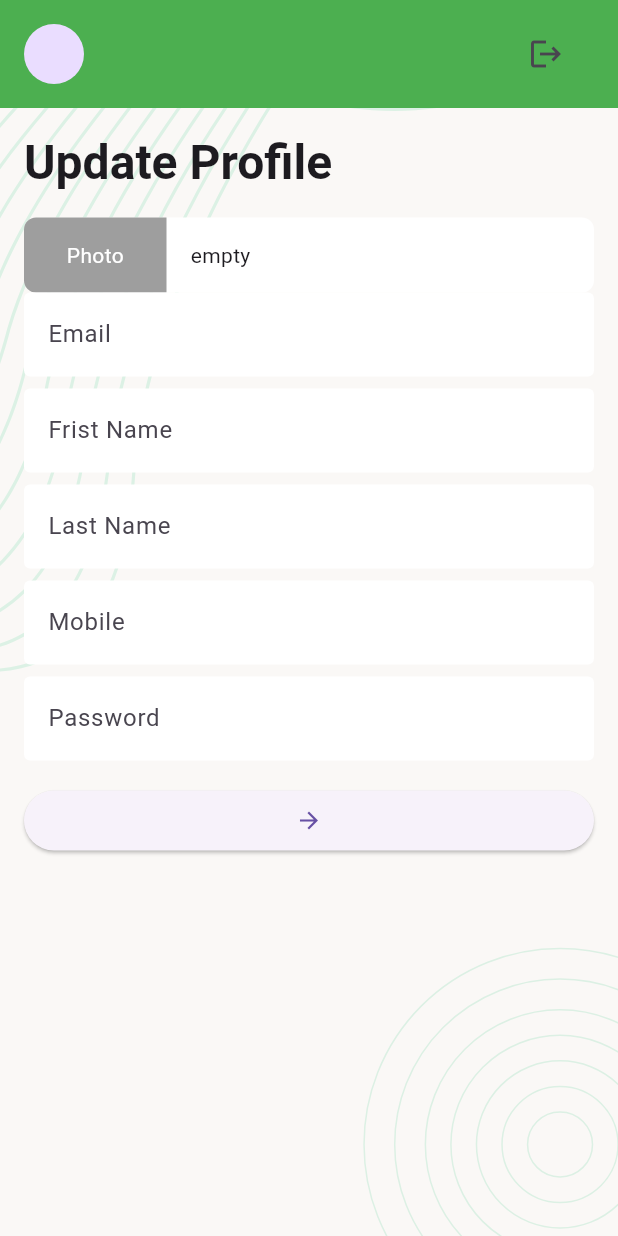
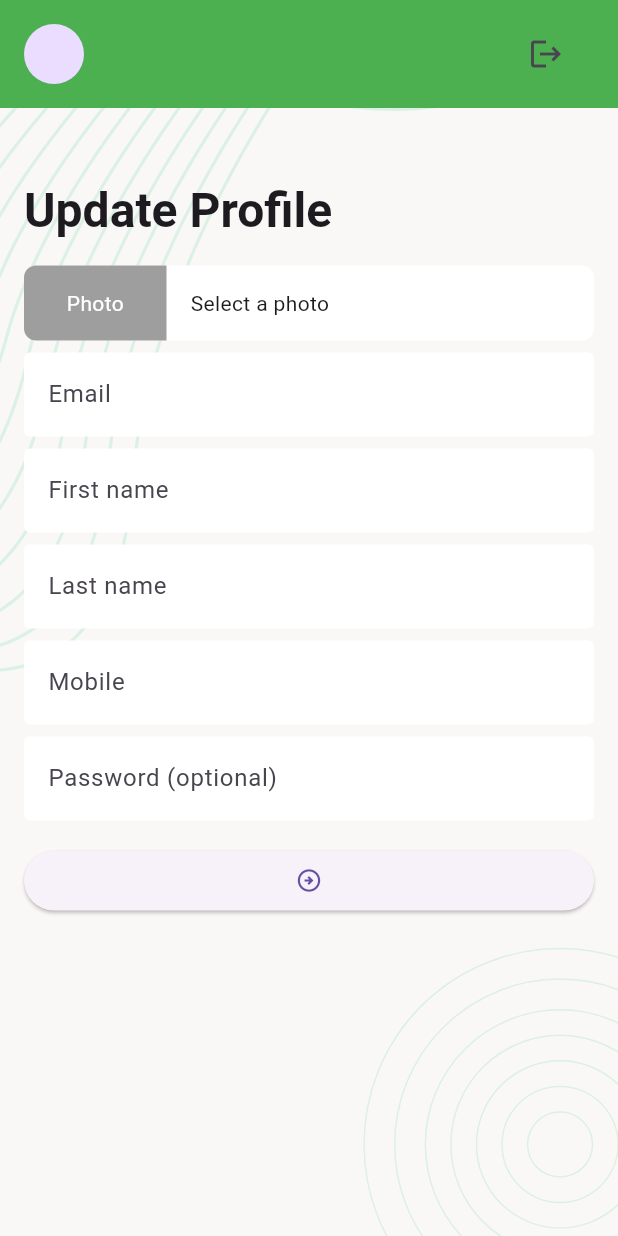
Before and after one commit to humayunbee/task_manager_complete, a Flutter app: the EditProfileScreen screen opened directly, on a phone screen of 412 x 824 dp. Run offline on Flutter 3.47's test engine with Material 3 defaults, Android fonts, the phone set to English and light mode, and no system bars; our stand-ins replace flutter_svg, image_picker, pin_code_fields, shared_preferences; accounts and stored records are empty.

Commit message:
Merge remote-tracking branch 'origin/master'
# Conflicts:
#	lib/ui/screens/cancle_task_screen.dart
#	lib/ui/screens/complete_task_screen.dart
#	lib/ui/screens/new_task_screen.dart
#	lib/ui/screens/progess_task_screen.dart

```diff
--- a/lib/ui/screens/edit_profile_screen.dart
+++ b/lib/ui/screens/edit_profile_screen.dart
@@ -1,6 +1,15 @@
+import 'dart:convert';
+
 import 'package:flutter/material.dart';
+import 'package:image_picker/image_picker.dart';
 import 'package:task_manager/ui/widgets/ProfileSummeryCard.dart';
-import 'package:task_manager/ui/widgets/bodybackground.dart';
+import 'package:task_manager/ui/widgets/snack_message.dart';
+import '../../controller/auth_controller.dart';
+import '../../data/model/usermodel.dart';
+import '../../data/network_caller.dart';
+import '../../data/network_response.dart';
+import '../../utility/urls.dart';
+import '../widgets/bodybackground.dart';
 
 class EditProfileScreen extends StatefulWidget {
   const EditProfileScreen({super.key});
@@ -10,8 +19,28 @@ class EditProfileScreen extends StatefulWidget {
 }
 
 class _EditProfileScreenState extends State<EditProfileScreen> {
+  final TextEditingController _emailTEController = TextEditingController();
+  final TextEditingController _firstNameTEController = TextEditingController();
+  final TextEditingController _lastNameTEController = TextEditingController();
+  final TextEditingController _mobileTEController = TextEditingController();
+  final TextEditingController _passwordTEController = TextEditingController();
+
+  bool _updateProfileInProgress = false;
+
+  XFile? photo;
+
+  @override
+  void initState() {
+    super.initState();
+    _emailTEController.text = AuthController.user?.email ?? '';
+    _firstNameTEController.text = AuthController.user?.firstName ?? '';
+    _lastNameTEController.text = AuthController.user?.lastName ?? '';
+    _mobileTEController.text = AuthController.user?.mobile ?? '';
+  }
+
   @override
   Widget build(BuildContext context) {
+    // TODO: Add form validation
     return Scaffold(
       body: SafeArea(
         child: Column(
@@ -27,71 +56,157 @@ class _EditProfileScreenState extends State<EditProfileScreen> {
                     child: Column(
                       crossAxisAlignment: CrossAxisAlignment.start,
                       children: [
+                        const SizedBox(
+                          height: 32,
+                        ),
                         Text(
-                        "Update Profile",
+                          'Update Profile',
                           style: Theme.of(context).textTheme.titleLarge,
                         ),
                         const SizedBox(
                           height: 16,
                         ),
-                      photoPicker(),
+                        photoPickerField(),
+                        const SizedBox(
+                          height: 8,
+                        ),
                         TextFormField(
-                        decoration: InputDecoration(hintText: 'Email'),
+                          controller: _emailTEController,
+                          decoration: const InputDecoration(hintText: 'Email'),
+                          validator: (String? value) {
+                            if (value?.trim().isEmpty ?? true) {
+                              return 'Enter your Valid Email';
+                            }
+                            return null;
+                          },
                         ),
                         const SizedBox(
                           height: 8,
                         ),
                         TextFormField(
-                        decoration: InputDecoration(hintText: 'Frist Name'),
+                          controller: _firstNameTEController,
+                          decoration:
+                              const InputDecoration(hintText: 'First name'),
+                          validator: (String? value) {
+                            if (value?.trim().isEmpty ?? true) {
+                              return 'Enter your Frist Name';
+                            }
+                            return null;
+                          },
                         ),
                         const SizedBox(
                           height: 8,
                         ),
                         TextFormField(
-                        decoration: InputDecoration(hintText: 'Last Name'),
+                          controller: _lastNameTEController,
+                          decoration:
+                              const InputDecoration(hintText: 'Last name'),
+                          validator: (String? value) {
+                            if (value?.trim().isEmpty ?? true) {
+                              return 'Enter your Last Name';
+                            }
+                            return null;
+                          },
                         ),
                         const SizedBox(
                           height: 8,
                         ),
                         TextFormField(
-                        decoration: InputDecoration(hintText: 'Mobile'),
+                          controller: _mobileTEController,
+                          decoration: const InputDecoration(hintText: 'Mobile'),
+                          validator: (String? value) {
+                            if (value?.trim().isEmpty ?? true) {
+                              return 'Enter your Mobile';
+                            }
+                            return null;
+                          },
                         ),
                         const SizedBox(
                           height: 8,
                         ),
                         TextFormField(
-                        decoration: InputDecoration(hintText: 'Password'),
+                          controller: _passwordTEController,
+                          decoration: const InputDecoration(
+                              hintText: 'Password (optional)'),
                         ),
                         const SizedBox(
                           height: 16,
                         ),
                         SizedBox(
                           width: double.infinity,
+                          child: Visibility(
+                            visible: _updateProfileInProgress == false,
+                            replacement: const Center(
+                              child: CircularProgressIndicator(),
+                            ),
                             child: ElevatedButton(
-                          onPressed: () {},
-                          child: const Icon(Icons.arrow_forward),
+                              onPressed: updateProfile,
+                              child:
+                                  const Icon(Icons.arrow_circle_right_outlined),
+                            ),
                           ),
                         )
-
                       ],
                     ),
                   ),
                 ),
-            ))
+              ),
+            )
           ],
         ),
       ),
     );
   }
+
+  Future<void> updateProfile() async {
+    _updateProfileInProgress = true;
+    if (mounted) {
+      setState(() {});
+    }
+    String? photoInBase64;
+    Map<String, dynamic> inputData = {
+      "firstName": _firstNameTEController.text.trim(),
+      "lastName": _lastNameTEController.text.trim(),
+      "email": _emailTEController.text.trim(),
+      "mobile": _mobileTEController.text.trim(),
+    };
+
+    if (_passwordTEController.text.isNotEmpty) {
+      inputData['password'] = _passwordTEController.text;
     }
 
-class photoPicker extends StatelessWidget {
-  const photoPicker({
-    super.key,
-  });
+    if (photo != null) {
+      List<int> imageBytes = await photo!.readAsBytes();
+      photoInBase64 = base64Encode(imageBytes);
+      inputData['photo'] = photoInBase64;
+    }
 
-  @override
-  Widget build(BuildContext context) {
+    final NetworkResponse response = await NetworkCaller().postRequest(
+      Urls.updateProfile,
+      body: inputData,
+    );
+    _updateProfileInProgress = false;
+    if (mounted) {
+      setState(() {});
+    }
+    if (response.isSuccess) {
+      AuthController.updateUserInformation(UserModel(
+          email: _emailTEController.text.trim(),
+          firstName: _firstNameTEController.text.trim(),
+          lastName: _lastNameTEController.text.trim(),
+          mobile: _mobileTEController.text.trim(),
+          photo: photoInBase64 ?? AuthController.user?.photo));
+      if (mounted) {
+        showSnackMessage(context, 'Update profile success!');
+      }
+    } else {
+      if (mounted) {
+        showSnackMessage(context, 'Update profile failed. Try again.');
+      }
+    }
+  }
+
+  Container photoPickerField() {
     return Container(
       height: 50,
       decoration: BoxDecoration(
@@ -113,13 +228,31 @@ class photoPicker extends StatelessWidget {
                 'Photo',
                 style: TextStyle(color: Colors.white),
               ),
-              )),
+            ),
+          ),
           Expanded(
             flex: 3,
+            child: InkWell(
+              onTap: () async {
+                final XFile? image = await ImagePicker()
+                    .pickImage(source: ImageSource.gallery, imageQuality: 50);
+                if (image != null) {
+                  photo = image;
+                  if (mounted) {
+                    setState(() {});
+                  }
+                }
+              },
               child: Container(
-                padding: EdgeInsets.only(left: 16),
-                child: Text('empty'),
-              )),
+                padding: const EdgeInsets.only(left: 16),
+                child: Visibility(
+                  visible: photo == null,
+                  replacement: Text(photo?.name ?? ''),
+                  child: const Text('Select a photo'),
+                ),
+              ),
+            ),
+          ),
         ],
       ),
     );
--- a/lib/ui/screens/new_task_screen.dart
+++ b/lib/ui/screens/new_task_screen.dart
@@ -137,14 +137,14 @@ class _NewTaskScreenState extends State<NewTaskScreen> {
                 visible: getNewTaskInProgress == false,
                 replacement: const Center(child: CircularProgressIndicator()),
                 child: RefreshIndicator(
-                  onRefresh:getNewTaskList ,
+                  onRefresh: getNewTaskList,
                   child: ListView.builder(
                     itemCount: taskListModel.taskList?.length ?? 0,
                     itemBuilder: (context, index) {
                       return TaskitemCard(
                         task: taskListModel.taskList![index],
-                        onStatusChange: (){
-                        getNewTaskList();
+                        onStatusChange: () {
+                          getNewTaskList();
                         },
                         showProgress: (inProgress) {
                           getNewTaskInProgress = inProgress;
--- a/lib/ui/widgets/ProfileSummeryCard.dart
+++ b/lib/ui/widgets/ProfileSummeryCard.dart
@@ -1,3 +1,6 @@
+import 'dart:convert';
+import 'dart:typed_data';
+
 import 'package:flutter/material.dart';
 import 'package:task_manager/controller/auth_controller.dart';
 import 'package:task_manager/ui/screens/edit_profile_screen.dart';
@@ -13,6 +16,8 @@ class ProfileSummeryCard extends StatelessWidget {
 
   @override
   Widget build(BuildContext context) {
+    Uint8List imageBytes =
+        Base64Decoder().convert(AuthController.user?.photo ?? '');
     return ListTile(
       onTap: () {
         Navigator.push(
@@ -21,14 +26,22 @@ class ProfileSummeryCard extends StatelessWidget {
         );
       },
       tileColor: Colors.green,
-      leading: CircleAvatar(),
+      leading: CircleAvatar(
+          child: AuthController.user?.photo == null
+              ? const Icon(Icons.person)
+              : ClipRRect(
+                  borderRadius: BorderRadius.circular(30),
+                  child: Image.memory(
+                    imageBytes,
+                    fit: BoxFit.cover,
+                  ))),
       title: Text(
         fullName,
-        style: TextStyle(color: Colors.white, fontWeight: FontWeight.w700),
+        style: const TextStyle(color: Colors.white, fontWeight: FontWeight.w700),
       ),
       subtitle: Text(
         AuthController.user?.email ?? '',
-        style: TextStyle(color: Colors.white),
+        style: const TextStyle(color: Colors.white),
       ),
       trailing: IconButton(
           onPressed: () async {
--- a/lib/utility/urls.dart
+++ b/lib/utility/urls.dart
@@ -11,6 +11,7 @@ class Urls{
   static const String getCompletedTasks = '$_baseurl/listTaskByStatus/Completed';
   static const String getCancelTasks = '$_baseurl/listTaskByStatus/Cancelled';
   static const String getTaskStatusCount = '$_baseurl/taskStatusCount';
+  static const String updateProfile = '$_baseurl/profileUpdate';
   // static String getNewTasks = '$_baseurl/listTaskByStatus/${TaskStatus.New.name}';
   // static String getProgressTasks = '$_baseurl/listTaskByStatus/${TaskStatus.Progress.name}';
   static String updateTaskStatus(String taskId, String status) => '$_baseurl/updateTaskStatus/$taskId/$status';
--- a/pubspec.yaml
+++ b/pubspec.yaml
@@ -15,6 +15,7 @@ dependencies:
   pin_code_fields: ^8.0.1
   http: ^1.1.0
   shared_preferences: ^2.2.2
+  image_picker: ^1.0.4
 
 dev_dependencies:
   flutter_test:
```
Also changed, not shown: lib/controller/auth_controller.dart (+7 -0 lines), pubspec.lock, 5 other files. Lines whose indentation alone changed are shown as unchanged.
